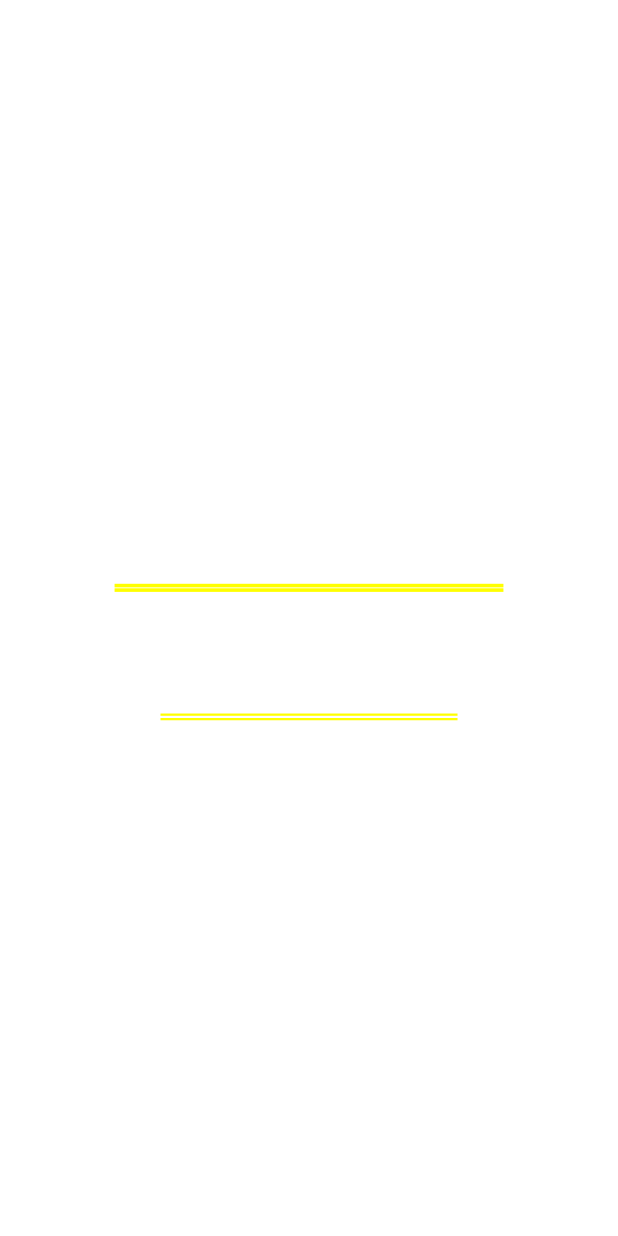
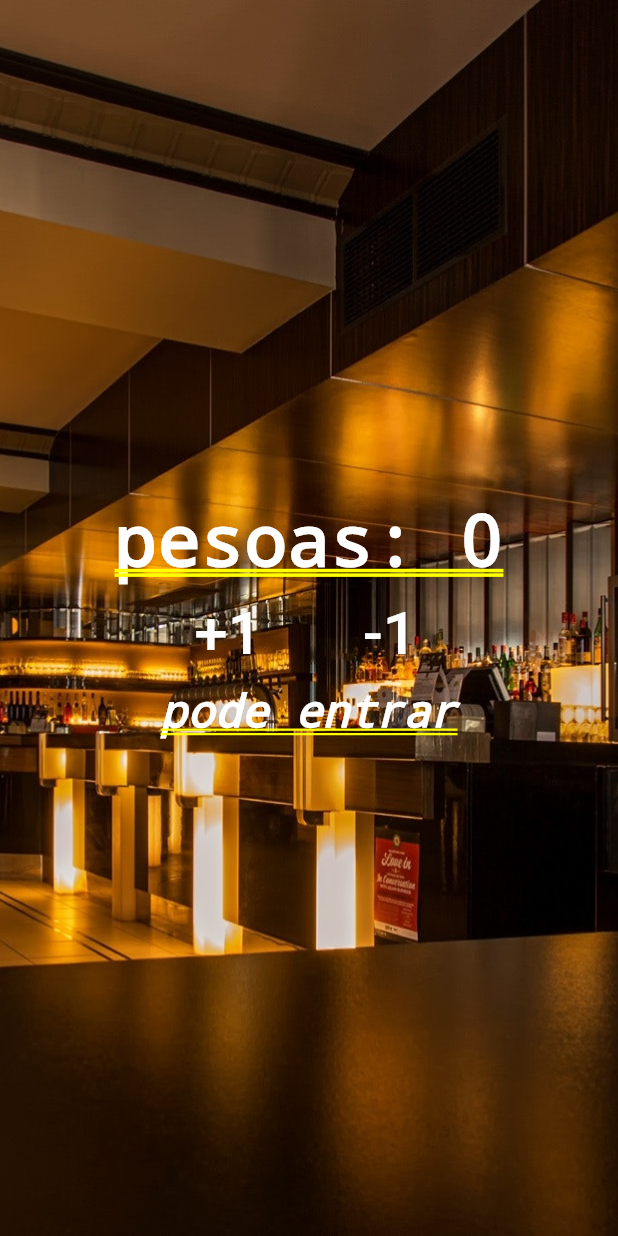
Before and after one commit to j41l80n/contador_pessoas_flutter, a Flutter app: the screen it shows after launch, after a tap on "+1", on a phone screen of 412 x 824 dp. Run offline on Flutter 3.47's test engine with Material 2 defaults, Android fonts, the phone set to English and light mode, and no system bars.

Commit message:
adicionando layout stack e imagem de background

```diff
--- a/lib/main.dart
+++ b/lib/main.dart
@@ -3,28 +3,41 @@ import 'package:flutter/material.dart';
 void main() {
   runApp(MaterialApp(
     title: 'contador de pessoas',
-      home: Column(
+    home: Stack(
+      children: <Widget>[
+        Image.asset(
+          'images/original.jpg',
+          fit: BoxFit.cover,
+          height: 1000.0,
+        ),
+        Column(
           mainAxisAlignment: MainAxisAlignment.center,
           children: <Widget>[
             Text('pesoas: 0',
-              style:
-                  TextStyle(color: Colors.white, fontWeight: FontWeight.bold)),
+                style: TextStyle(
+                    color: Colors.white, fontWeight: FontWeight.bold)),
             Row(
               mainAxisAlignment: MainAxisAlignment.center,
               children: <Widget>[
-              FlatButton(
+                Padding(
+                  padding: EdgeInsets.all(10.0),
+                  child: FlatButton(
                     child: Text(
                       '+1',
                       style: TextStyle(fontSize: 40.0, color: Colors.white),
                     ),
-                onPressed: () => {},
+                    onPressed: () {},
                   ),
-              FlatButton(
+                ),
+                Padding(
+                  padding: EdgeInsets.all(10.0),
+                  child: FlatButton(
                     child: Text(
                       '-1',
                       style: TextStyle(fontSize: 40.0, color: Colors.white),
                     ),
-                onPressed: () => {},
+                    onPressed: () {},
+                  ),
                 ),
               ],
             ),
@@ -34,5 +47,8 @@ void main() {
                     fontStyle: FontStyle.italic,
                     fontSize: 30.0))
           ],
-      )));
+        )
+      ],
+    ),
+  ));
 }
--- a/pubspec.yaml
+++ b/pubspec.yaml
@@ -44,7 +44,8 @@ flutter:
   # assets:
   #  - images/a_dot_burr.jpeg
   #  - images/a_dot_ham.jpeg
-
+  assets:
+    - images/original.jpg
   # An image asset can refer to one or more resolution-specific "variants", see
   # https://flutter.dev/assets-and-images/#resolution-aware.
 
```
Also changed, not shown: images/original.jpg (added). Lines whose indentation alone changed are shown as unchanged.
